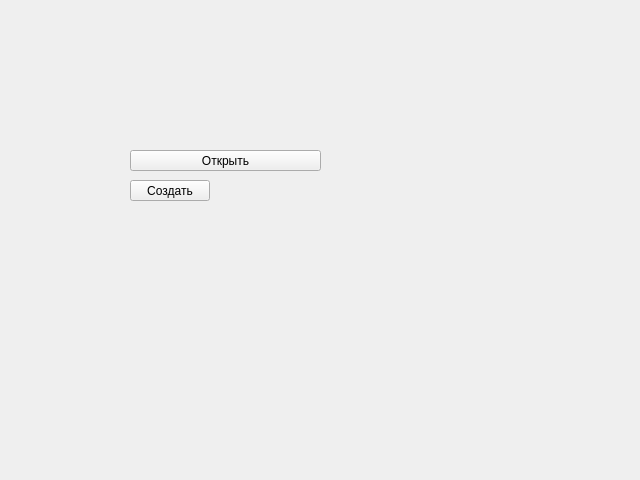
Above: source/gui/sub_widgets/managerprojectform.ui from baseoleph/turingmachine before the change. Below: the same form after it.
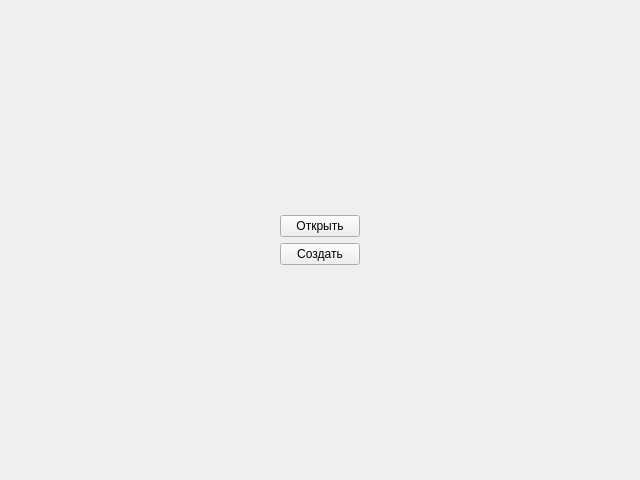
That is the form after the change.

Commit message: add open project

Patch:
```diff
--- a/source/gui/sub_widgets/managerprojectform.ui
+++ b/source/gui/sub_widgets/managerprojectform.ui
@@ -13,35 +13,89 @@
   <property name="windowTitle">
    <string>Form</string>
   </property>
-  <widget class="QPushButton" name="pushButton_create">
-   <property name="enabled">
-    <bool>true</bool>
-   </property>
-   <property name="geometry">
-    <rect>
-     <x>130</x>
-     <y>180</y>
-     <width>80</width>
-     <height>21</height>
-    </rect>
-   </property>
-   <property name="text">
-    <string>Создать</string>
-   </property>
-  </widget>
-  <widget class="QPushButton" name="pushButton_open">
-   <property name="geometry">
-    <rect>
-     <x>130</x>
-     <y>150</y>
-     <width>191</width>
-     <height>21</height>
-    </rect>
-   </property>
-   <property name="text">
-    <string>Открыть</string>
-   </property>
-  </widget>
+  <layout class="QHBoxLayout" name="horizontalLayout">
+   <item>
+    <spacer name="horizontalSpacer">
+     <property name="orientation">
+      <enum>Qt::Horizontal</enum>
+     </property>
+     <property name="sizeHint" stdset="0">
+      <size>
+       <width>40</width>
+       <height>20</height>
+      </size>
+     </property>
+    </spacer>
+   </item>
+   <item>
+    <widget class="QWidget" name="widget_2" native="true">
+     <layout class="QVBoxLayout" name="verticalLayout_2">
+      <item>
+       <spacer name="verticalSpacer">
+        <property name="orientation">
+         <enum>Qt::Vertical</enum>
+        </property>
+        <property name="sizeHint" stdset="0">
+         <size>
+          <width>20</width>
+          <height>40</height>
+         </size>
+        </property>
+       </spacer>
+      </item>
+      <item>
+       <widget class="QWidget" name="widget" native="true">
+        <layout class="QVBoxLayout" name="verticalLayout">
+         <item>
+          <widget class="QPushButton" name="pushButton_open">
+           <property name="text">
+            <string>Открыть</string>
+           </property>
+          </widget>
+         </item>
+         <item>
+          <widget class="QPushButton" name="pushButton_create">
+           <property name="enabled">
+            <bool>true</bool>
+           </property>
+           <property name="text">
+            <string>Создать</string>
+           </property>
+          </widget>
+         </item>
+        </layout>
+       </widget>
+      </item>
+      <item>
+       <spacer name="verticalSpacer_2">
+        <property name="orientation">
+         <enum>Qt::Vertical</enum>
+        </property>
+        <property name="sizeHint" stdset="0">
+         <size>
+          <width>20</width>
+          <height>40</height>
+         </size>
+        </property>
+       </spacer>
+      </item>
+     </layout>
+    </widget>
+   </item>
+   <item>
+    <spacer name="horizontalSpacer_2">
+     <property name="orientation">
+      <enum>Qt::Horizontal</enum>
+     </property>
+     <property name="sizeHint" stdset="0">
+      <size>
+       <width>40</width>
+       <height>20</height>
+      </size>
+     </property>
+    </spacer>
+   </item>
+  </layout>
  </widget>
  <resources/>
  <connections/>
```
The commit also changes 10 other files.
